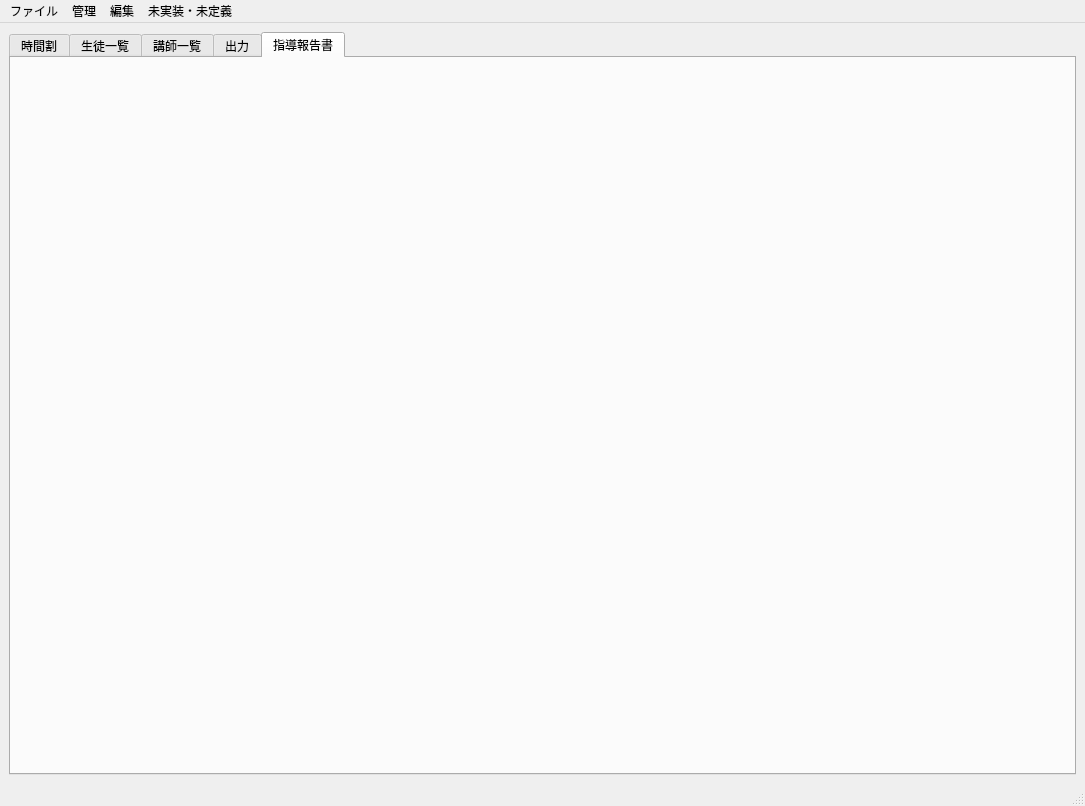
This is mainwindow.ui in ROMEKANA/TimeTable as Qt 5 draws it before an edit. The edited form follows.
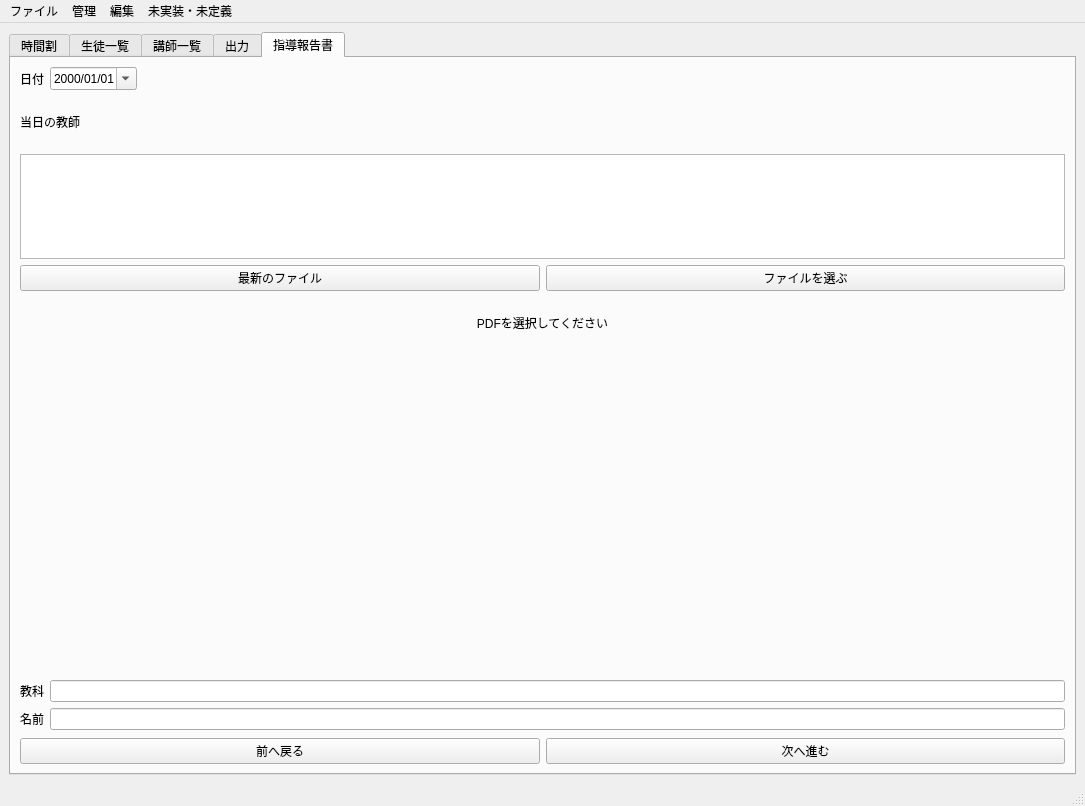
This is the edited form. The open tabs and pages were chosen to show the change. Custom widgets are drawn as their Qt base class.

Commit message: v0.2.29 指導報告書PDFタブを追加し、指導報告書PDFの分割・名前変更機能を実装

Patch:
```diff
--- a/mainwindow.ui
+++ b/mainwindow.ui
@@ -585,6 +585,145 @@
        <attribute name="title">
         <string>指導報告書</string>
        </attribute>
+       <layout class="QVBoxLayout" name="guidanceReportPdfLayout">
+        <item>
+         <layout class="QHBoxLayout" name="guidanceReportPdfDateLayout">
+          <item>
+           <widget class="QLabel" name="guidanceReportPdfDateLabel">
+            <property name="text">
+             <string>日付</string>
+            </property>
+           </widget>
+          </item>
+          <item>
+           <widget class="QDateEdit" name="guidanceReportPdfDateEdit">
+            <property name="calendarPopup">
+             <bool>true</bool>
+            </property>
+            <property name="displayFormat">
+             <string>yyyy/MM/dd</string>
+            </property>
+           </widget>
+          </item>
+          <item>
+           <spacer name="guidanceReportPdfDateSpacer">
+            <property name="orientation">
+             <enum>Qt::Orientation::Horizontal</enum>
+            </property>
+            <property name="sizeHint" stdset="0">
+             <size>
+              <width>40</width>
+              <height>20</height>
+             </size>
+            </property>
+           </spacer>
+          </item>
+         </layout>
+        </item>
+        <item>
+         <widget class="QLabel" name="guidanceReportPdfTeacherLabel">
+          <property name="text">
+           <string>当日の教師</string>
+          </property>
+         </widget>
+        </item>
+        <item>
+         <widget class="QListWidget" name="guidanceReportPdfTeacherList">
+          <property name="minimumSize">
+           <size>
+            <width>0</width>
+            <height>105</height>
+           </size>
+          </property>
+          <property name="maximumSize">
+           <size>
+            <width>16777215</width>
+            <height>105</height>
+           </size>
+          </property>
+         </widget>
+        </item>
+        <item>
+         <layout class="QHBoxLayout" name="guidanceReportPdfFileButtonsLayout">
+          <item>
+           <widget class="QPushButton" name="guidanceReportPdfLatestButton">
+            <property name="text">
+             <string>最新のファイル</string>
+            </property>
+           </widget>
+          </item>
+          <item>
+           <widget class="QPushButton" name="guidanceReportPdfOpenButton">
+            <property name="text">
+             <string>ファイルを選ぶ</string>
+            </property>
+           </widget>
+          </item>
+         </layout>
+        </item>
+        <item>
+         <widget class="QLabel" name="guidanceReportPdfPageLabel">
+          <property name="text">
+           <string>PDFを選択してください</string>
+          </property>
+          <property name="alignment">
+           <set>Qt::AlignmentFlag::AlignCenter</set>
+          </property>
+         </widget>
+        </item>
+        <item>
+         <widget class="QPdfView" name="guidanceReportPdfView" native="true">
+          <property name="minimumSize">
+           <size>
+            <width>0</width>
+            <height>320</height>
+           </size>
+          </property>
+         </widget>
+        </item>
+        <item>
+         <layout class="QFormLayout" name="guidanceReportPdfFormLayout">
+          <item row="0" column="0">
+           <widget class="QLabel" name="guidanceReportPdfSubjectLabel">
+            <property name="text">
+             <string>教科</string>
+            </property>
+           </widget>
+          </item>
+          <item row="0" column="1">
+           <widget class="QLineEdit" name="guidanceReportPdfSubjectEdit"/>
+          </item>
+          <item row="1" column="0">
+           <widget class="QLabel" name="guidanceReportPdfStudentLabel">
+            <property name="text">
+             <string>名前</string>
+            </property>
+           </widget>
+          </item>
+          <item row="1" column="1">
+           <widget class="QLineEdit" name="guidanceReportPdfStudentEdit"/>
+          </item>
+         </layout>
+        </item>
+        <item>
+         <layout class="QHBoxLayout" name="guidanceReportPdfNavigationLayout">
+          <item>
+           <widget class="QPushButton" name="guidanceReportPdfPreviousButton">
+            <property name="text">
+             <string>前へ戻る</string>
+            </property>
+           </widget>
+          </item>
+          <item>
+           <widget class="QPushButton" name="guidanceReportPdfNextButton">
+            <property name="text">
+             <string>次へ進む</string>
+            </property>
+           </widget>
+          </item>
+         </layout>
+        </item>
+       </layout>
       </widget>
      </widget>
     </item>
@@ -809,6 +948,14 @@
    </property>
   </action>
  </widget>
+ <customwidgets>
+  <customwidget>
+   <class>QPdfView</class>
+   <extends>QWidget</extends>
+   <header location="global">qpdfview.h</header>
+   <container>1</container>
+  </customwidget>
+ </customwidgets>
  <resources/>
  <connections/>
 </ui>
```
Left out of the diff: 9 changed lines with no effect on the pictures. The commit also changes 5 other files.
